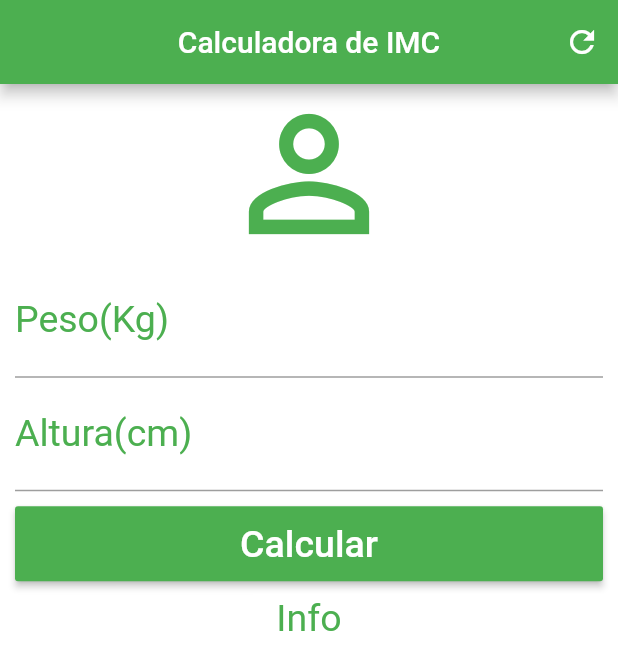
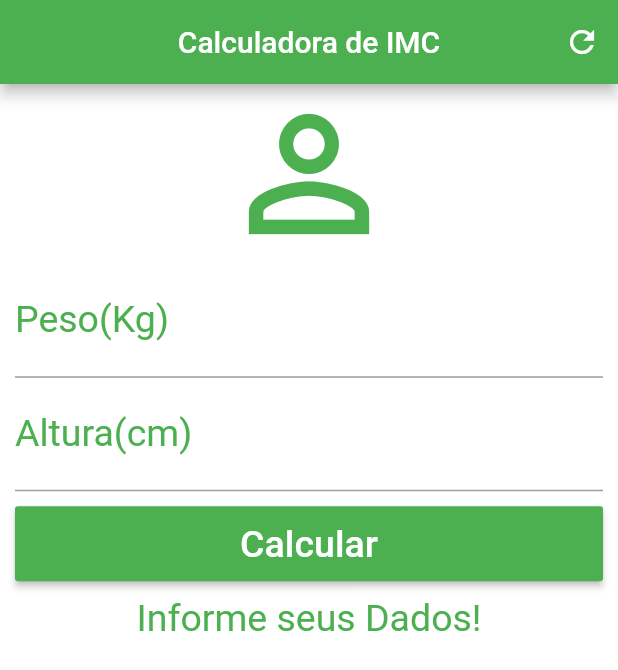
Before and after one commit to Werner1201/CalculadoraIMCFlutter, a Flutter app: the screen it shows after launch, after a tap on "Calcular", on a phone screen of 412 x 824 dp. Shown: the top 670 px of the screen. Run offline on Flutter 3.47's test engine with Material 2 defaults, Android fonts, the phone set to English and light mode, and no system bars.

Commit message:
Iniciando a Logica do Aplicativo, Calculos e Retornos

```diff
--- a/lib/main.dart
+++ b/lib/main.dart
@@ -12,6 +12,43 @@ class Home extends StatefulWidget {
 }
 
 class _HomeState extends State<Home> {
+  //Estados e Controladores
+  TextEditingController weightController = TextEditingController();
+  TextEditingController heightController = TextEditingController();
+
+  String _infoText = "Informe seus Dados!";
+
+  //Funcoes
+  //Limpa os Campos de Texto
+  void _resetFields(){
+      weightController.text = "";
+      heightController.text = "";
+      _infoText = "Informe seus Dados!";
+  }
+
+  //Calcula o Imc
+  void _calculate(){
+    setState(() {
+      double weight = double.parse(weightController.text);
+      double height = double.parse(heightController.text) / 100;
+      double imc = weight / (height * height);
+      print(imc);
+      if(imc < 18.6){
+        _infoText = "Abaixo do Peso (${imc.toStringAsPrecision(3)})";
+      }else if(imc >= 18.6 && imc < 24.9){
+        _infoText = "Peso Ideal (${imc.toStringAsPrecision(3)})";
+      }else if(imc >= 24.9 && imc < 29.9){
+        _infoText = "Levemente Acima do Peso (${imc.toStringAsPrecision(3)})";
+      }else if(imc >= 29.9 && imc < 34.9){
+        _infoText = "Obesidade Grau I (${imc.toStringAsPrecision(3)})";
+      }else if(imc >= 34.9 && imc < 39.9){
+        _infoText = "Obesidade Grau II (${imc.toStringAsPrecision(3)})";
+      }else if(imc >= 40){
+        _infoText = "Obesidade Grau III (${imc.toStringAsPrecision(3)})";
+      }
+    });
+  }
+
   @override
   Widget build(BuildContext context) {
     return Scaffold(
@@ -22,7 +59,7 @@ class _HomeState extends State<Home> {
         actions: <Widget>[
           IconButton(
             icon: Icon(Icons.refresh),
-            onPressed: () {},
+            onPressed: _resetFields,
           )
         ],
       ),
@@ -45,6 +82,7 @@ class _HomeState extends State<Home> {
                 color: Colors.green,
                 fontSize: 25.0,
               ),
+              controller: weightController,
             ),
             TextField(
               keyboardType: TextInputType.number,
@@ -58,13 +96,14 @@ class _HomeState extends State<Home> {
                 color: Colors.green,
                 fontSize: 25.0,
               ),
+              controller: heightController,
             ),
             Padding(
               padding: EdgeInsets.only(top: 10.0, bottom: 10.0),
               child: Container(
                 height: 50.0,
                 child: RaisedButton(
-                  onPressed: () {},
+                  onPressed: _calculate,
                   child: Text(
                     "Calcular",
                     style: TextStyle(color: Colors.white, fontSize: 25.0),
@@ -74,7 +113,7 @@ class _HomeState extends State<Home> {
               ),
             ),
             Text(
-              "Info",
+              _infoText,
               textAlign: TextAlign.center,
               style: TextStyle(
                 color: Colors.green,
```
